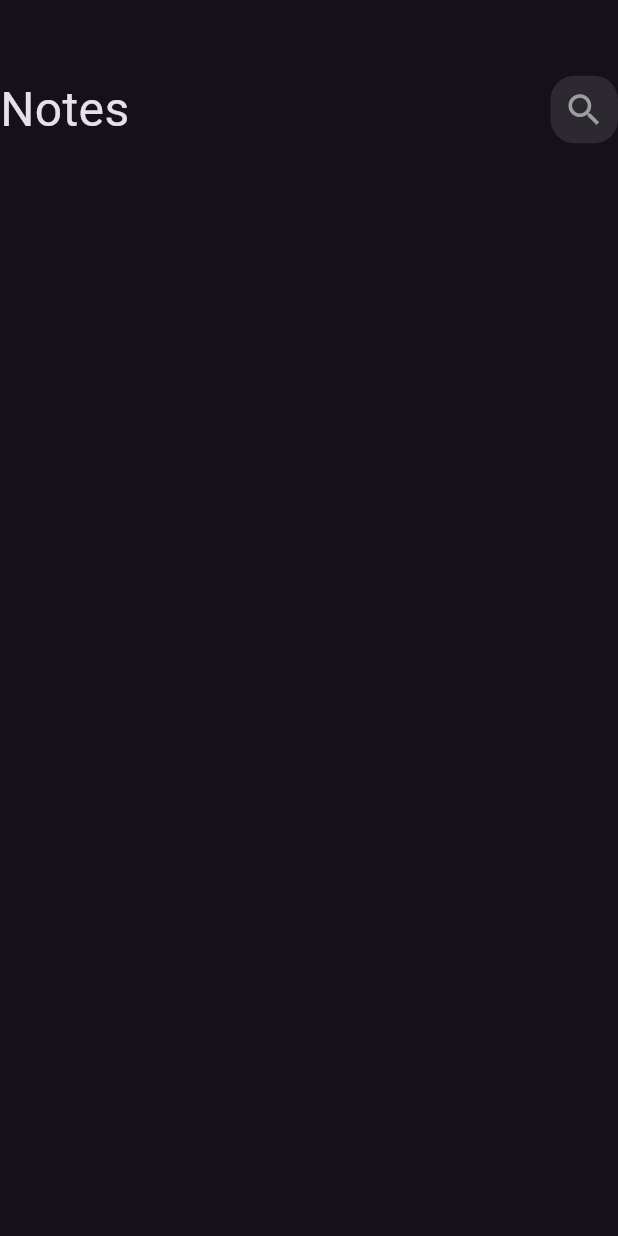
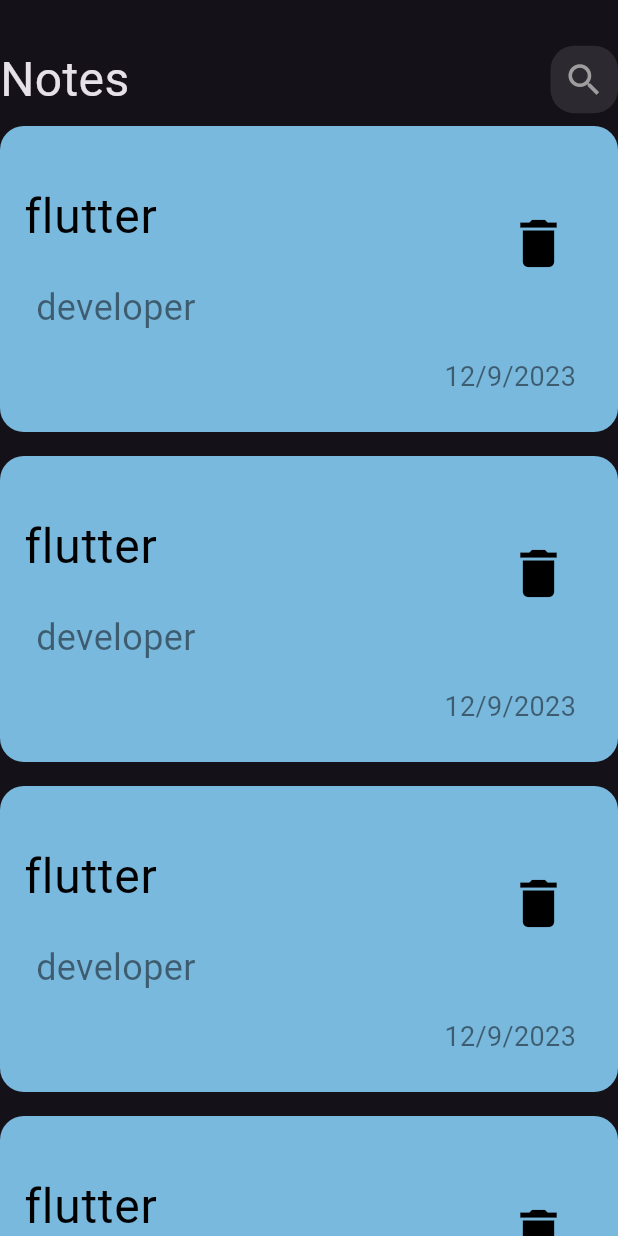
Before and after one commit to walidgamal010633/Notes_App, a Flutter app: the screen it shows after launch, on a phone screen of 412 x 824 dp. Run offline on Flutter 3.47's test engine with Material 3 defaults, Android fonts, the phone set to English and light mode, and no system bars.

Commit message:
create Notes listview body

```diff
--- a/lib/view/note_view.dart
+++ b/lib/view/note_view.dart
@@ -1,6 +1,7 @@
 import 'package:flutter/material.dart';
 import 'package:notes_app/view/widget/custoum_appbar.dart';
-
+import 'package:notes_app/view/widget/note_listview.dart';
+import 'package:notes_app/view/widget/note_view_body.dart';
 
 class noteview extends StatelessWidget {
   const noteview({super.key});
@@ -9,10 +10,7 @@ class noteview extends StatelessWidget {
   Widget build(BuildContext context) {
     return Scaffold(
 
-      body: Column(children: [
-        SizedBox(height: 50,),
-        custoumappbar(),
-      ],),
+      body:noteViewBody()
     );
   }
 }
--- /dev/null
+++ b/lib/view/widget/cardItem.dart
@@ -0,0 +1,61 @@
+import 'package:flutter/material.dart';
+
+
+
+
+class cardItem extends StatelessWidget {
+  const cardItem({super.key});
+
+  @override
+  Widget build(BuildContext context) {
+    return Container(
+      decoration: BoxDecoration(
+        borderRadius: BorderRadius.circular(16),
+        color: Color(0xff7ab9de),
+      ),
+      child: Column(
+        children: [
+          ListTile(
+            title: Padding(
+              padding: const EdgeInsets.only(top: 28,bottom: 12),
+              child: Text(
+                "flutter",
+                style: TextStyle(fontSize: 32, color: Colors.black),
+              ),
+            ),
+
+            subtitle: Padding(
+              padding: const EdgeInsets.all(8.0),
+              child: Text(
+                "developer",
+                style: TextStyle(
+                  fontSize: 24,
+                  color: Colors.black.withOpacity(0.5),
+                ),
+              ),
+            ),
+            trailing: IconButton(
+              onPressed: () {},
+              icon: Icon(
+                Icons.delete,
+                color: Colors.black,
+                size: 42,
+              ),
+            ),
+          ),
+          Row(
+            mainAxisAlignment: MainAxisAlignment.end,
+            children: [
+            Padding(
+              padding: const EdgeInsets.only(right: 28,bottom: 24),
+              child: Text("12/9/2023",style: TextStyle(
+                  fontSize: 18,
+                  color: Colors.black.withOpacity(0.5),
+                ),),
+            )
+          ],)
+        ],
+      ),
+    );
+  }
+}
--- /dev/null
+++ b/lib/view/widget/note_listview.dart
@@ -0,0 +1,21 @@
+import 'package:flutter/material.dart';
+import 'package:notes_app/view/widget/cardItem.dart';
+
+class notelistview extends StatelessWidget {
+  const notelistview({super.key});
+
+  @override
+  Widget build(BuildContext context) {
+    return Expanded(
+      child: ListView.builder(
+        itemCount: 10,
+        itemBuilder: (context, index) {
+          return Padding(
+            padding: const EdgeInsets.symmetric(vertical: 8),
+            child: cardItem(),
+          );
+        },
+      ),
+    );
+  }
+}
--- /dev/null
+++ b/lib/view/widget/note_view_body.dart
@@ -0,0 +1,18 @@
+import 'package:flutter/material.dart';
+import 'package:notes_app/view/widget/custoum_appbar.dart';
+import 'package:notes_app/view/widget/note_listview.dart';
+
+class noteViewBody extends StatelessWidget {
+  const noteViewBody({super.key});
+
+  @override
+  Widget build(BuildContext context) {
+    return  Column(
+        children: [
+          SizedBox(height: 30,),
+          custoumappbar(),
+          Expanded(child: notelistview()),
+        ],
+      );
+  }
+}
```
